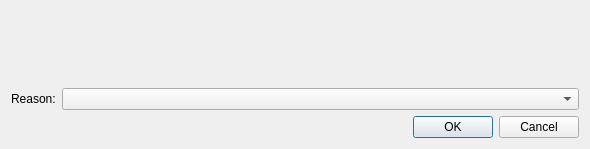
First picture: the form in huggle/speedyform.ui, repository huggle/huggle3-qt-lx, before the edit.
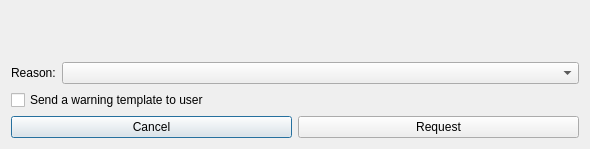
Second picture: the form after the edit.

The edit to the form file:
```diff
--- a/huggle/speedyform.ui
+++ b/huggle/speedyform.ui
@@ -42,15 +42,30 @@
     </layout>
    </item>
    <item>
-    <widget class="QDialogButtonBox" name="buttonBox">
-     <property name="orientation">
-      <enum>Qt::Horizontal</enum>
-     </property>
-     <property name="standardButtons">
-      <set>QDialogButtonBox::Cancel|QDialogButtonBox::Ok</set>
+    <widget class="QCheckBox" name="checkBox">
+     <property name="text">
+      <string>Send a warning template to user</string>
      </property>
     </widget>
    </item>
+   <item>
+    <layout class="QHBoxLayout" name="horizontalLayout_2">
+     <item>
+      <widget class="QPushButton" name="pushButton_2">
+       <property name="text">
+        <string>Cancel</string>
+       </property>
+      </widget>
+     </item>
+     <item>
+      <widget class="QPushButton" name="pushButton">
+       <property name="text">
+        <string>Request</string>
+       </property>
+      </widget>
+     </item>
+    </layout>
+   </item>
   </layout>
  </widget>
  <resources/>
```
Left out of the diff: 35 changed lines with no effect on the pictures.
